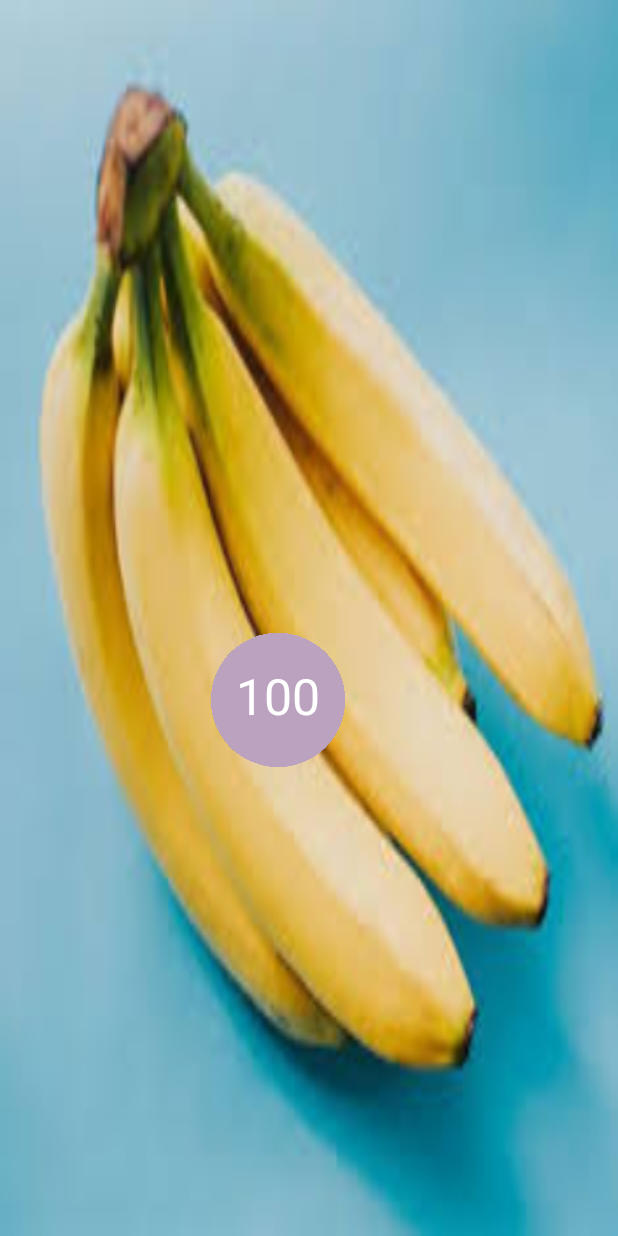
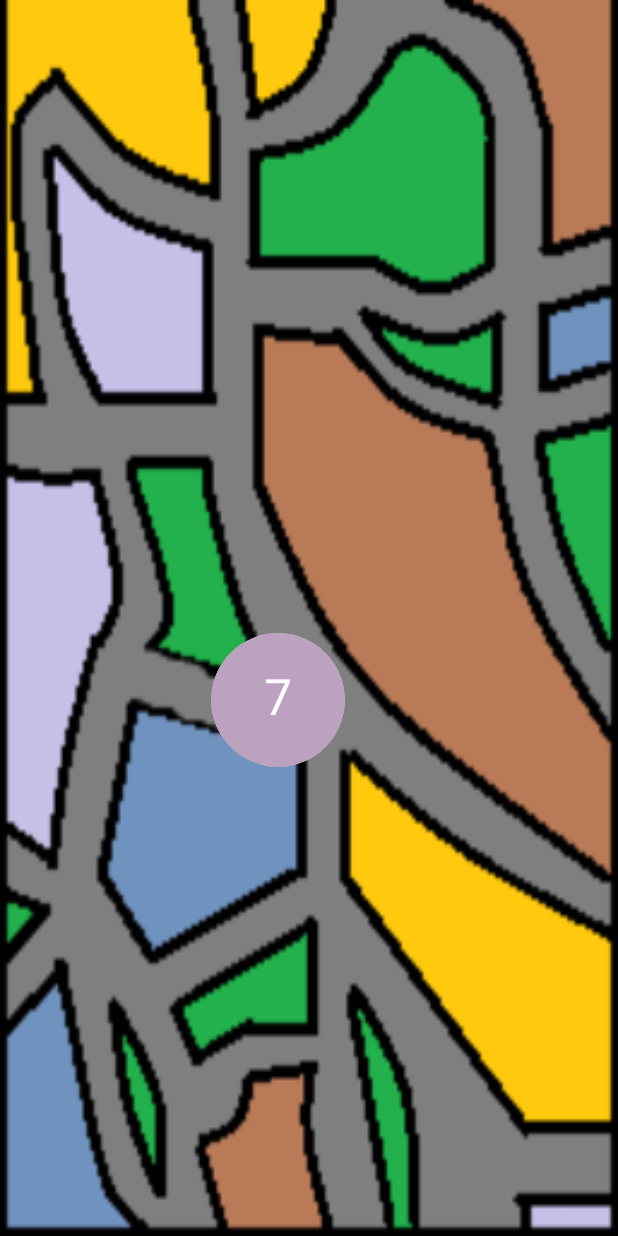
Before and after one commit to xqill275/YellowTeamGroupProject, an Android app: the screen it shows after launch (MainActivity), on a phone screen of 412 x 824 dp. Run offline under Robolectric (Android 15) with nearby library versions, the phone set to English and light mode, and no system bars.

Commit message:
Map changes

```diff
--- a/phoneClient/app/src/main/java/com/example/phoneclient/MainActivity.java
+++ b/phoneClient/app/src/main/java/com/example/phoneclient/MainActivity.java
@@ -17,7 +17,7 @@ public class MainActivity extends AppCompatActivity {
     @Override
     protected void onCreate(Bundle savedInstanceState) {
         Resources res = getResources();
-        int image = R.drawable.download; // change this to chnage background image of the app
+        int image = R.drawable.game_map1; // change this to chnage background image of the app
         Drawable BGimage = ResourcesCompat.getDrawable(res, image, null);
         super.onCreate(savedInstanceState);
 
@@ -39,7 +39,7 @@ public class MainActivity extends AppCompatActivity {
         // Ensure testNodes is called after the layout is measured
         rootLayout.post(() -> {
             // Use GameController to create and display 10 nodes
-            gameController.testNodes(100);
+            gameController.testNodes(7);
 
             // Example: Access the list of Node objects
             for (Node node : gameController.getNodes()) {
--- a/phoneClient/app/src/main/res/layout/activity_main.xml
+++ b/phoneClient/app/src/main/res/layout/activity_main.xml
@@ -5,5 +5,4 @@
     android:id="@+id/main"
     android:layout_width="match_parent"
     android:layout_height="match_parent"
-    tools:context=".MainActivity"
-    />
+    tools:context=".MainActivity"/>
```
Also changed, not shown: phoneClient/app/src/main/res/drawable/game_map1.png (added).
